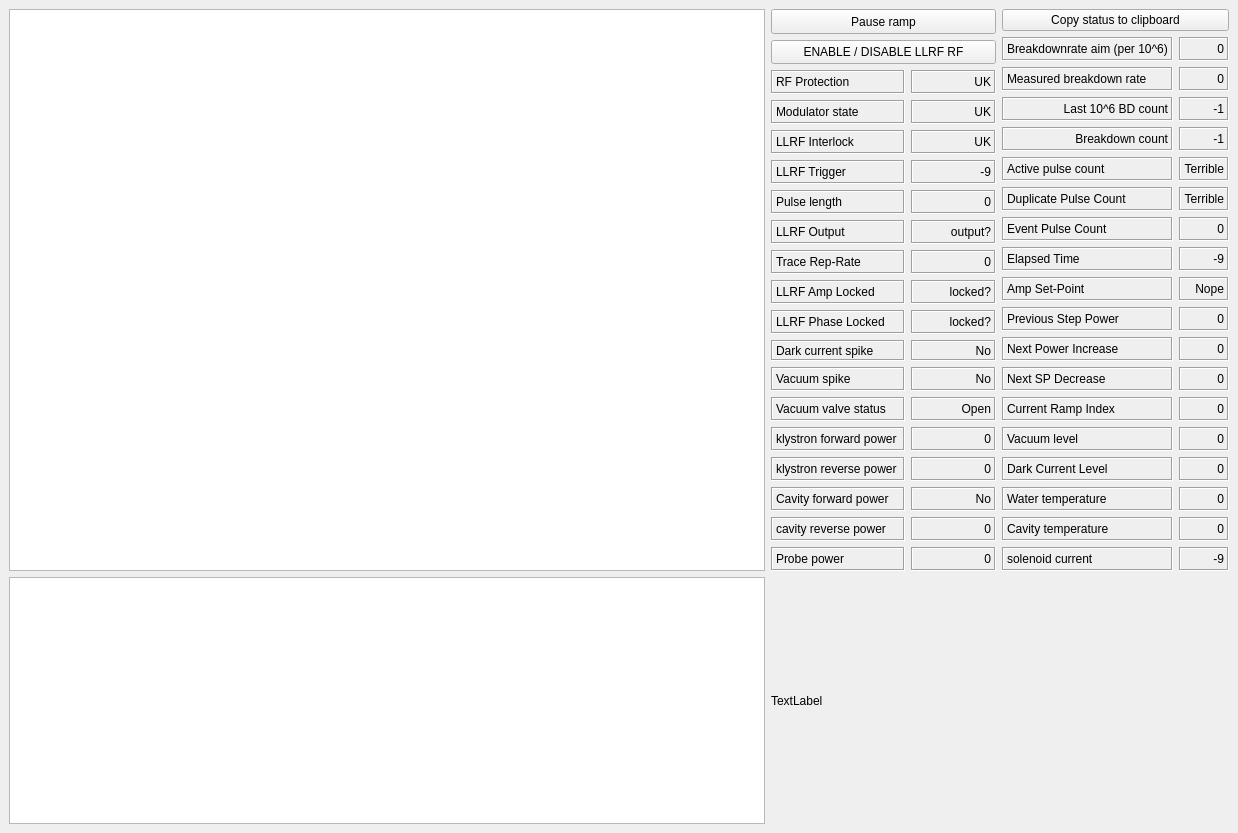
First picture: the form in Apps/RF_Conditioner/v2/src/view/conditioning_gui.ui, repository VELA-CLARA-software/Software, before the edit.
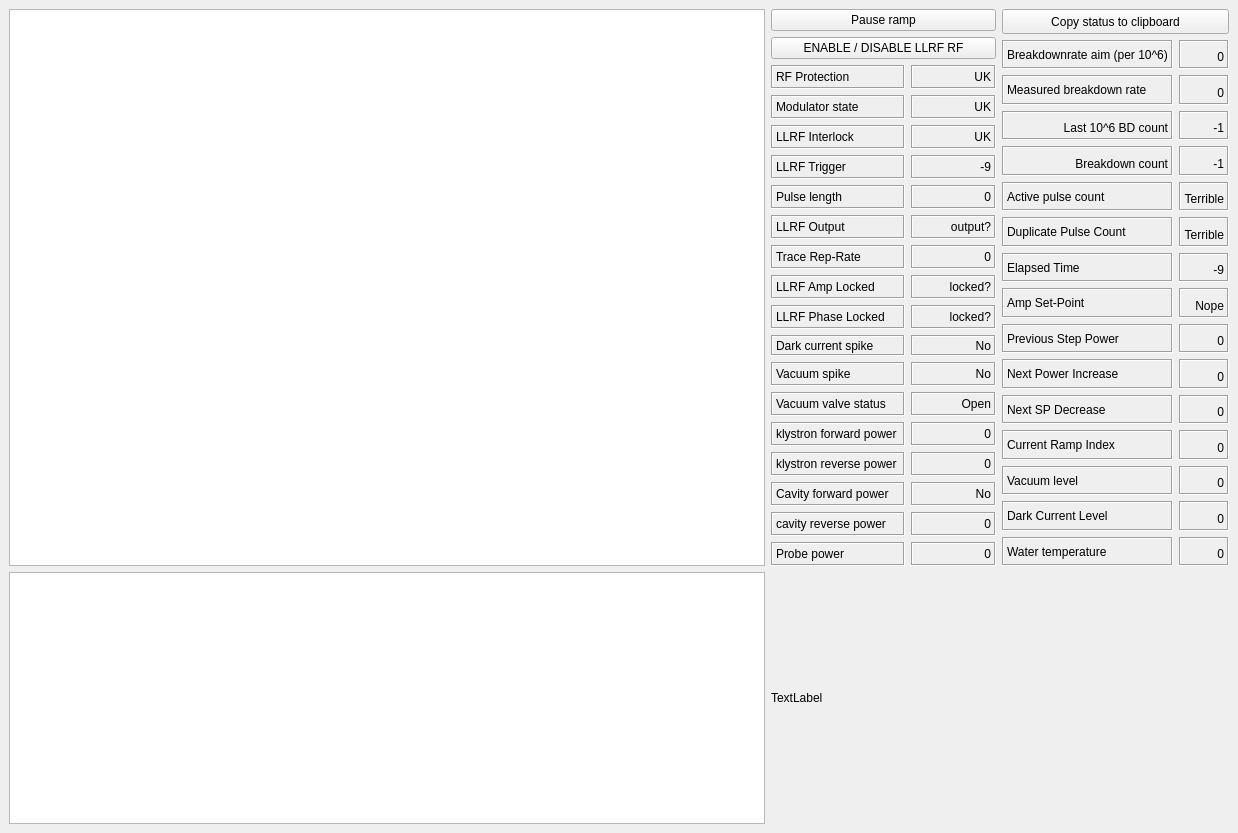
Second picture: the form after the edit. Custom widgets are drawn as their Qt base class.

Patch:
```diff
--- a/Apps/RF_Conditioner/v2/src/view/conditioning_gui.ui
+++ b/Apps/RF_Conditioner/v2/src/view/conditioning_gui.ui
@@ -879,38 +879,6 @@
            </widget>
           </item>
           <item row="6" column="0">
-           <widget class="QLabel" name="event_pulse_count_label">
-            <property name="frameShape">
-             <enum>QFrame::Box</enum>
-            </property>
-            <property name="frameShadow">
-             <enum>QFrame::Sunken</enum>
-            </property>
-            <property name="text">
-             <string>Event Pulse Count</string>
-            </property>
-            <property name="scaledContents">
-             <bool>false</bool>
-            </property>
-           </widget>
-          </item>
-          <item row="6" column="1">
-           <widget class="QLabel" name="event_pulse_count_outputwidget">
-            <property name="frameShape">
-             <enum>QFrame::Box</enum>
-            </property>
-            <property name="frameShadow">
-             <enum>QFrame::Sunken</enum>
-            </property>
-            <property name="text">
-             <string>0</string>
-            </property>
-            <property name="alignment">
-             <set>Qt::AlignAbsolute|Qt::AlignBottom|Qt::AlignCenter|Qt::AlignHCenter|Qt::AlignHorizontal_Mask|Qt::AlignJustify|Qt::AlignLeading|Qt::AlignLeft|Qt::AlignRight|Qt::AlignTop|Qt::AlignTrailing|Qt::AlignVCenter|Qt::AlignVertical_Mask</set>
-            </property>
-           </widget>
-          </item>
-          <item row="7" column="0">
            <widget class="QLabel" name="elapse_time_label">
             <property name="frameShape">
              <enum>QFrame::Box</enum>
@@ -926,7 +894,7 @@
             </property>
            </widget>
           </item>
-          <item row="7" column="1">
+          <item row="6" column="1">
            <widget class="QLabel" name="elapsed_time_outputwidget">
             <property name="frameShape">
              <enum>QFrame::Box</enum>
@@ -942,20 +910,7 @@
             </property>
            </widget>
           </item>
-          <item row="8" column="0">
-           <widget class="QLabel" name="amp_set_label">
-            <property name="frameShape">
-             <enum>QFrame::Box</enum>
-            </property>
-            <property name="frameShadow">
-             <enum>QFrame::Sunken</enum>
-            </property>
-            <property name="text">
-             <string>Amp Set-Point</string>
-            </property>
-           </widget>
-          </item>
-          <item row="8" column="1">
+          <item row="7" column="1">
            <widget class="QLabel" name="amp_set_outputwidget">
             <property name="frameShape">
              <enum>QFrame::Box</enum>
@@ -977,7 +932,7 @@
             </property>
            </widget>
           </item>
-          <item row="9" column="0">
+          <item row="8" column="0">
            <widget class="QLabel" name="last_setpoint_power">
             <property name="frameShape">
              <enum>QFrame::Box</enum>
@@ -993,7 +948,20 @@
             </property>
            </widget>
           </item>
-          <item row="9" column="1">
+          <item row="7" column="0">
+           <widget class="QLabel" name="amp_set_label">
+            <property name="frameShape">
+             <enum>QFrame::Box</enum>
+            </property>
+            <property name="frameShadow">
+             <enum>QFrame::Sunken</enum>
+            </property>
+            <property name="text">
+             <string>Amp Set-Point</string>
+            </property>
+           </widget>
+          </item>
+          <item row="8" column="1">
            <widget class="QLabel" name="last_setpoint_power_outputwidget">
             <property name="frameShape">
              <enum>QFrame::Box</enum>
@@ -1016,6 +984,22 @@
            </widget>
           </item>
           <item row="10" column="0">
+           <widget class="QLabel" name="next_sp_decrease">
+            <property name="frameShape">
+             <enum>QFrame::Box</enum>
+            </property>
+            <property name="frameShadow">
+             <enum>QFrame::Sunken</enum>
+            </property>
+            <property name="text">
+             <string>Next SP Decrease</string>
+            </property>
+            <property name="scaledContents">
+             <bool>false</bool>
+            </property>
+           </widget>
+          </item>
+          <item row="9" column="0">
            <widget class="QLabel" name="next_power_increase">
             <property name="frameShape">
              <enum>QFrame::Box</enum>
@@ -1032,6 +1016,28 @@
            </widget>
           </item>
           <item row="10" column="1">
+           <widget class="QLabel" name="next_sp_decrease_outputwidget">
+            <property name="frameShape">
+             <enum>QFrame::Box</enum>
+            </property>
+            <property name="frameShadow">
+             <enum>QFrame::Sunken</enum>
+            </property>
+            <property name="text">
+             <string>0</string>
+            </property>
+            <property name="scaledContents">
+             <bool>false</bool>
+            </property>
+            <property name="alignment">
+             <set>Qt::AlignBottom|Qt::AlignRight|Qt::AlignTrailing</set>
+            </property>
+            <property name="indent">
+             <number>-1</number>
+            </property>
+           </widget>
+          </item>
+          <item row="9" column="1">
            <widget class="QLabel" name="next_power_increase_outputwidget">
             <property name="frameShape">
              <enum>QFrame::Box</enum>
@@ -1053,61 +1059,7 @@
             </property>
            </widget>
           </item>
-          <item row="11" column="0">
-           <widget class="QLabel" name="next_sp_decrease">
-            <property name="frameShape">
-             <enum>QFrame::Box</enum>
-            </property>
-            <property name="frameShadow">
-             <enum>QFrame::Sunken</enum>
-            </property>
-            <property name="text">
-             <string>Next SP Decrease</string>
-            </property>
-            <property name="scaledContents">
-             <bool>false</bool>
-            </property>
-           </widget>
-          </item>
           <item row="11" column="1">
-           <widget class="QLabel" name="next_sp_decrease_outputwidget">
-            <property name="frameShape">
-             <enum>QFrame::Box</enum>
-            </property>
-            <property name="frameShadow">
-             <enum>QFrame::Sunken</enum>
-            </property>
-            <property name="text">
-             <string>0</string>
-            </property>
-            <property name="scaledContents">
-             <bool>false</bool>
-            </property>
-            <property name="alignment">
-             <set>Qt::AlignBottom|Qt::AlignRight|Qt::AlignTrailing</set>
-            </property>
-            <property name="indent">
-             <number>-1</number>
-            </property>
-           </widget>
-          </item>
-          <item row="12" column="0">
-           <widget class="QLabel" name="next_power_increase_2">
-            <property name="frameShape">
-             <enum>QFrame::Box</enum>
-            </property>
-            <property name="frameShadow">
-             <enum>QFrame::Sunken</enum>
-            </property>
-            <property name="text">
-             <string>Current Ramp Index</string>
-            </property>
-            <property name="scaledContents">
-             <bool>false</bool>
-            </property>
-           </widget>
-          </item>
-          <item row="12" column="1">
            <widget class="QLabel" name="current_index_outputwidget">
             <property name="frameShape">
              <enum>QFrame::Box</enum>
@@ -1129,7 +1081,7 @@
             </property>
            </widget>
           </item>
-          <item row="13" column="0">
+          <item row="12" column="0">
            <widget class="QLabel" name="vac_level_label">
             <property name="frameShape">
              <enum>QFrame::Box</enum>
@@ -1145,7 +1097,7 @@
             </property>
            </widget>
           </item>
-          <item row="13" column="1">
+          <item row="12" column="1">
            <widget class="QLabel" name="vac_level_outputwidget">
             <property name="frameShape">
              <enum>QFrame::Box</enum>
@@ -1161,8 +1113,8 @@
             </property>
            </widget>
           </item>
-          <item row="14" column="0">
-           <widget class="QLabel" name="dc_level_label">
+          <item row="11" column="0">
+           <widget class="QLabel" name="next_power_increase_2">
             <property name="frameShape">
              <enum>QFrame::Box</enum>
             </property>
@@ -1170,7 +1122,7 @@
              <enum>QFrame::Sunken</enum>
             </property>
             <property name="text">
-             <string>Dark Current Level</string>
+             <string>Current Ramp Index</string>
             </property>
             <property name="scaledContents">
              <bool>false</bool>
@@ -1178,6 +1130,22 @@
            </widget>
           </item>
           <item row="14" column="1">
+           <widget class="QLabel" name="water_temp_outputwidget">
+            <property name="frameShape">
+             <enum>QFrame::Box</enum>
+            </property>
+            <property name="frameShadow">
+             <enum>QFrame::Sunken</enum>
+            </property>
+            <property name="text">
+             <string>0</string>
+            </property>
+            <property name="alignment">
+             <set>Qt::AlignAbsolute|Qt::AlignBottom|Qt::AlignCenter|Qt::AlignHCenter|Qt::AlignHorizontal_Mask|Qt::AlignJustify|Qt::AlignLeading|Qt::AlignLeft|Qt::AlignRight|Qt::AlignTop|Qt::AlignTrailing|Qt::AlignVCenter|Qt::AlignVertical_Mask</set>
+            </property>
+           </widget>
+          </item>
+          <item row="13" column="1">
            <widget class="QLabel" name="dc_level_outputwidget">
             <property name="frameShape">
              <enum>QFrame::Box</enum>
@@ -1193,7 +1161,23 @@
             </property>
            </widget>
           </item>
-          <item row="15" column="0">
+          <item row="13" column="0">
+           <widget class="QLabel" name="dc_level_label">
+            <property name="frameShape">
+             <enum>QFrame::Box</enum>
+            </property>
+            <property name="frameShadow">
+             <enum>QFrame::Sunken</enum>
+            </property>
+            <property name="text">
+             <string>Dark Current Level</string>
+            </property>
+            <property name="scaledContents">
+             <bool>false</bool>
+            </property>
+           </widget>
+          </item>
+          <item row="14" column="0">
            <widget class="QLabel" name="water_temp_label">
             <property name="frameShape">
              <enum>QFrame::Box</enum>
@@ -1209,83 +1193,6 @@
             </property>
            </widget>
           </item>
-          <item row="15" column="1">
-           <widget class="QLabel" name="water_temp_outputwidget">
-            <property name="frameShape">
-             <enum>QFrame::Box</enum>
-            </property>
-            <property name="frameShadow">
-             <enum>QFrame::Sunken</enum>
-            </property>
-            <property name="text">
-             <string>0</string>
-            </property>
-            <property name="alignment">
-             <set>Qt::AlignAbsolute|Qt::AlignBottom|Qt::AlignCenter|Qt::AlignHCenter|Qt::AlignHorizontal_Mask|Qt::AlignJustify|Qt::AlignLeading|Qt::AlignLeft|Qt::AlignRight|Qt::AlignTop|Qt::AlignTrailing|Qt::AlignVCenter|Qt::AlignVertical_Mask</set>
-            </property>
-           </widget>
-          </item>
-          <item row="16" column="0">
-           <widget class="QLabel" name="cav_temp_label">
-            <property name="frameShape">
-             <enum>QFrame::Box</enum>
-            </property>
-            <property name="frameShadow">
-             <enum>QFrame::Sunken</enum>
-            </property>
-            <property name="text">
-             <string>Cavity temperature</string>
-            </property>
-            <property name="scaledContents">
-             <bool>false</bool>
-            </property>
-           </widget>
-          </item>
-          <item row="16" column="1">
-           <widget class="QLabel" name="cav_temp_outputwidget">
-            <property name="frameShape">
-             <enum>QFrame::Box</enum>
-            </property>
-            <property name="frameShadow">
-             <enum>QFrame::Sunken</enum>
-            </property>
-            <property name="text">
-             <string>0</string>
-            </property>
-            <property name="alignment">
-             <set>Qt::AlignAbsolute|Qt::AlignBottom|Qt::AlignCenter|Qt::AlignHCenter|Qt::AlignHorizontal_Mask|Qt::AlignJustify|Qt::AlignLeading|Qt::AlignLeft|Qt::AlignRight|Qt::AlignTop|Qt::AlignTrailing|Qt::AlignVCenter|Qt::AlignVertical_Mask</set>
-            </property>
-           </widget>
-          </item>
-          <item row="17" column="0">
-           <widget class="QLabel" name="power_aim_label_2">
-            <property name="frameShape">
-             <enum>QFrame::Box</enum>
-            </property>
-            <property name="frameShadow">
-             <enum>QFrame::Sunken</enum>
-            </property>
-            <property name="text">
-             <string>solenoid current</string>
-            </property>
-           </widget>
-          </item>
-          <item row="17" column="1">
-           <widget class="QLabel" name="sol_outputwidget">
-            <property name="frameShape">
-             <enum>QFrame::Box</enum>
-            </property>
-            <property name="frameShadow">
-             <enum>QFrame::Sunken</enum>
-            </property>
-            <property name="text">
-             <string>-9</string>
-            </property>
-            <property name="alignment">
-             <set>Qt::AlignAbsolute|Qt::AlignBottom|Qt::AlignCenter|Qt::AlignHCenter|Qt::AlignHorizontal_Mask|Qt::AlignJustify|Qt::AlignLeading|Qt::AlignLeft|Qt::AlignRight|Qt::AlignTop|Qt::AlignTrailing|Qt::AlignVCenter|Qt::AlignVertical_Mask</set>
-            </property>
-           </widget>
-          </item>
          </layout>
         </item>
        </layout>
```
Left out of the diff: 170 changed lines with no effect on the pictures.
